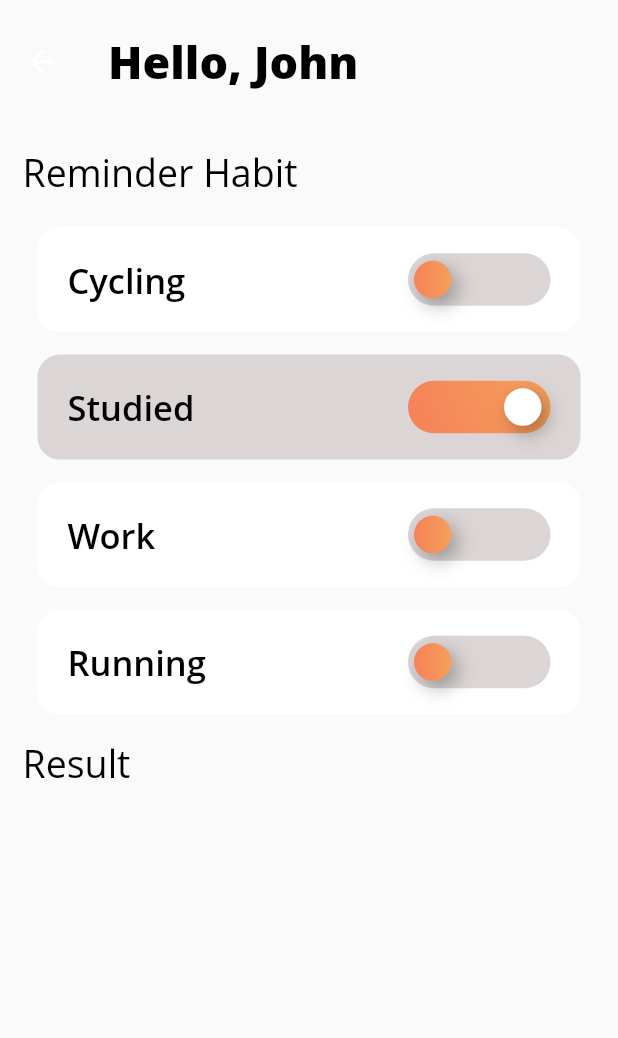
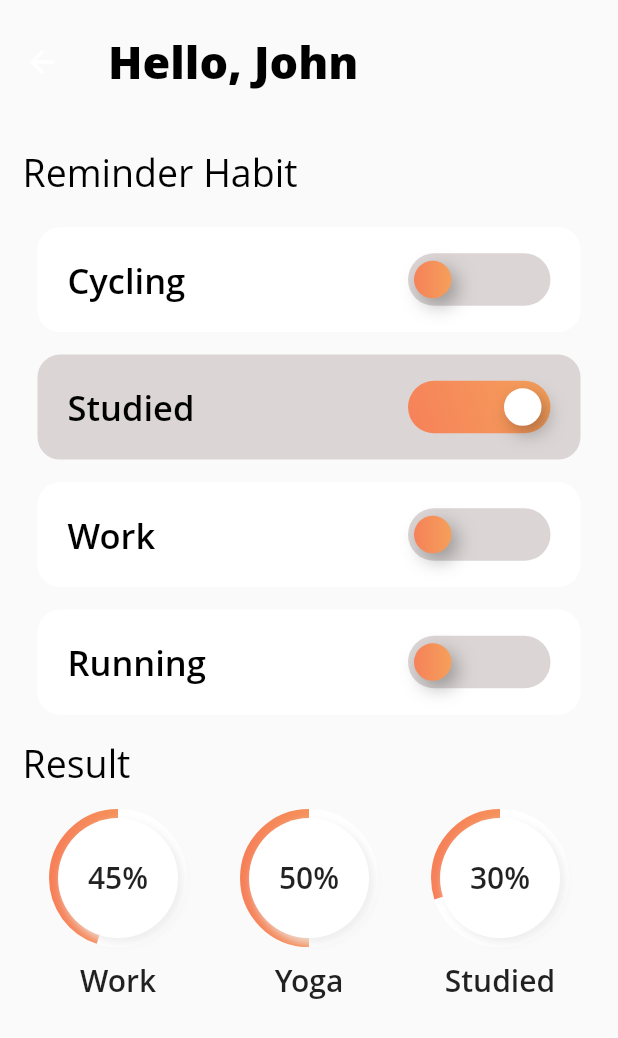
Before and after one commit to Yomna-J/habits_tracking_app_Flutter, a Flutter app: the Profile screen opened directly, on a phone screen of 412 x 824 dp. Shown: the top 1038 px of the screen. Run offline on Flutter 3.47's test engine with Material 2 defaults, Android fonts, the phone set to English and light mode, and no system bars.

Commit message:
Created habit_progress indicator

```diff
--- a/lib/screens/profile_screen.dart
+++ b/lib/screens/profile_screen.dart
@@ -1,6 +1,5 @@
 import 'package:flutter/material.dart';
-import 'package:habits_tracking_app/constants.dart';
-import 'package:habits_tracking_app/widgets/custom_switch.dart';
+import 'package:habits_tracking_app/widgets/habit_progress.dart';
 import 'package:habits_tracking_app/widgets/habit_reminder.dart';
 
 class Profile extends StatefulWidget {
@@ -63,6 +62,15 @@ class _ProfileState extends State<Profile> {
                 fontSize: 25,
               ),
             ),
+            SizedBox(height: 20),
+            Row(
+              mainAxisAlignment: MainAxisAlignment.spaceAround,
+              children: [
+                HabitProgress(habit: 'Work', percentage: 45),
+                HabitProgress(habit: 'Yoga', percentage: 50),
+                HabitProgress(habit: 'Studied', percentage: 30),
+              ],
+            ),
           ],
         ),
       ),
--- /dev/null
+++ b/lib/widgets/habit_progress.dart
@@ -0,0 +1,102 @@
+import 'package:flutter/material.dart';
+import 'package:habits_tracking_app/constants.dart';
+import 'package:vector_math/vector_math_64.dart' as math;
+
+class HabitProgress extends StatelessWidget {
+  final int percentage;
+  final String habit;
+
+  const HabitProgress({
+    Key? key,
+    required this.percentage,
+    required this.habit,
+  }) : super(key: key);
+
+  @override
+  Widget build(BuildContext context) {
+    double angleDegree = percentage / 100 * -360;
+    return Column(
+      mainAxisAlignment: MainAxisAlignment.start,
+      children: <Widget>[
+        CustomPaint(
+          child: Container(
+            width: 80,
+            height: 80,
+            decoration: BoxDecoration(
+              color: Colors.white,
+              shape: BoxShape.circle,
+              boxShadow: [
+                BoxShadow(
+                  color: kShadow.withOpacity(0.8),
+                  spreadRadius: .8,
+                  blurRadius: 4,
+                  offset: Offset(3, 3),
+                ),
+              ],
+            ),
+            child: Center(
+                child: Text(
+              '$percentage%',
+              style: TextStyle(
+                fontSize: 20,
+                fontFamily: 'OpenSans',
+                fontWeight: FontWeight.w600,
+              ),
+            )),
+          ),
+          painter: RadialPainter(angleDegree),
+        ),
+        SizedBox(height: 15),
+        Text(
+          habit,
+          style: TextStyle(
+            fontSize: 20,
+            fontFamily: 'OpenSans',
+            fontWeight: FontWeight.w600,
+          ),
+        ),
+      ],
+    );
+  }
+}
+
+class RadialPainter extends CustomPainter {
+  double progressInDegrees;
+
+  RadialPainter(this.progressInDegrees);
+
+  @override
+  void paint(Canvas canvas, Size size) {
+    var path = Path();
+
+    Paint paint = Paint()
+      ..color = Colors.white
+      ..strokeCap = StrokeCap.butt
+      ..style = PaintingStyle.stroke
+      ..strokeWidth = 12.0;
+
+    Offset center = Offset(size.width / 2, size.height / 2);
+
+    canvas.drawCircle(center, size.width / 2, paint);
+
+    paint.color = Colors.red;
+    Paint progressPaint = Paint()
+      ..shader = LinearGradient(colors: [kPrimaryOrange, kLightOrange])
+          .createShader(Rect.fromCircle(center: center, radius: size.width / 2))
+      ..strokeCap = StrokeCap.butt
+      ..style = PaintingStyle.stroke
+      ..strokeWidth = 12.0;
+
+    canvas.drawArc(
+        Rect.fromCircle(center: center, radius: size.width / 2),
+        math.radians(-90),
+        math.radians(progressInDegrees),
+        false,
+        progressPaint);
+  }
+
+  @override
+  bool shouldRepaint(CustomPainter oldDelegate) {
+    return false;
+  }
+}
```
